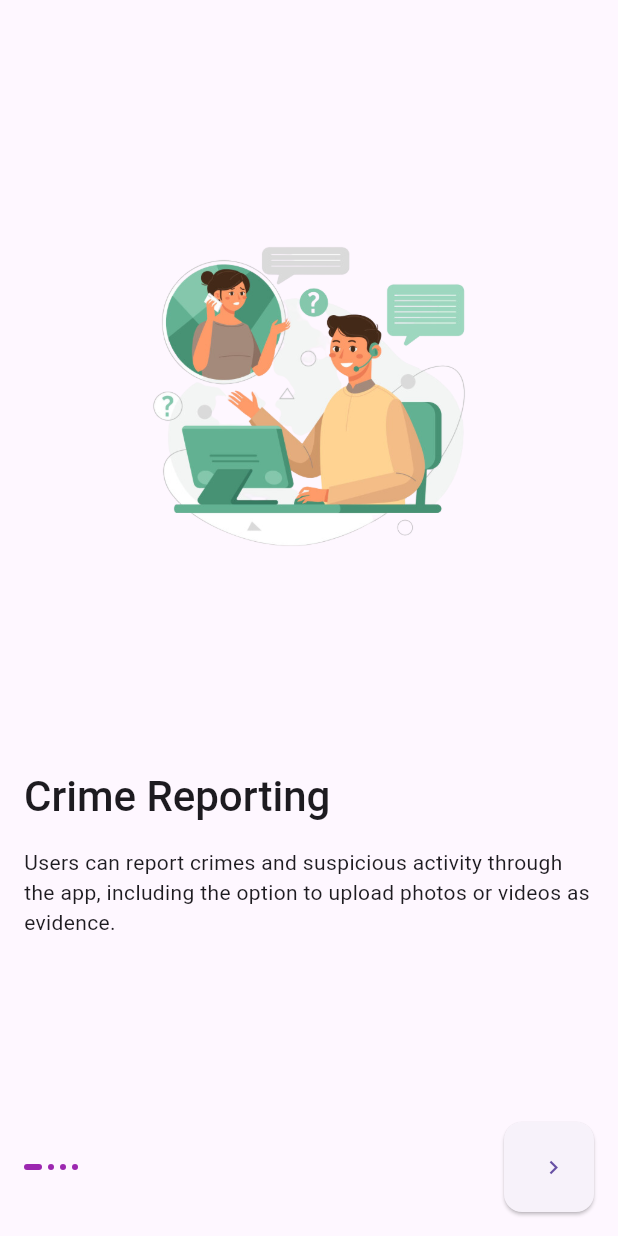
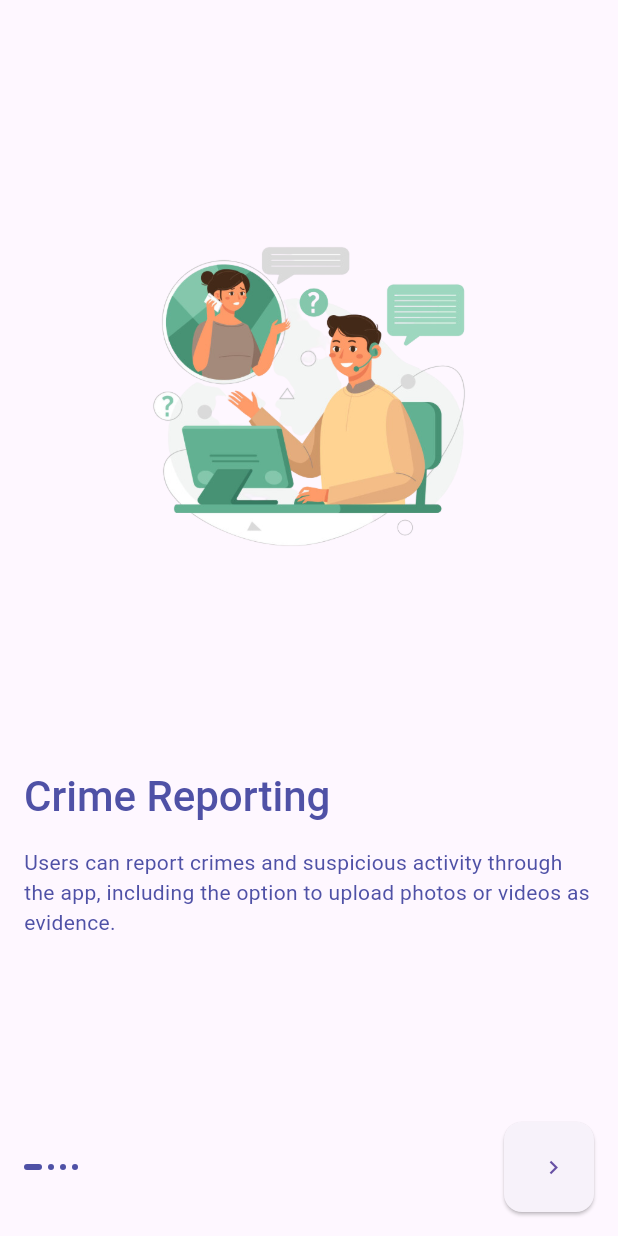
Before and after one commit to The-ARJ/CopOfficial_App, a Flutter app: the screen it shows after launch, on a phone screen of 412 x 824 dp. Run offline on Flutter 3.47's test engine with Material 2 defaults, Android fonts, the phone set to English and light mode, and no system bars; our stand-ins replace google_nav_bar, line_icons, shared_preferences; missing offline and left inert: material_dialogs; project files that could hold a hidden picture were left out.

Commit message:
on board and nav bar improvements

```diff
--- a/lib/screen/navbar.dart
+++ b/lib/screen/navbar.dart
@@ -77,8 +77,8 @@ class _NavScreenState extends State<NavScreen> {
             ),
             boxShadow: const [
               BoxShadow(
-                blurRadius: 25,
-                color: Colors.black45,
+                spreadRadius: 0.1,
+                color: Colors.black12,
               )
             ],
           ),
--- a/lib/screen/onboarding/onboarding.dart
+++ b/lib/screen/onboarding/onboarding.dart
@@ -1,4 +1,6 @@
+import 'package:copofficial_app/app/theme_service.dart';
 import 'package:flutter/material.dart';
+import 'package:provider/provider.dart';
 
 class OnboardingScreen extends StatefulWidget {
   const OnboardingScreen({super.key});
@@ -25,6 +27,7 @@ class _OnboardingScreenState extends State<OnboardingScreen> {
 
   @override
   Widget build(BuildContext context) {
+    final themeProvider = Provider.of<DarkThemeProvider>(context);
     return Scaffold(
       body: SafeArea(
         child: Padding(
@@ -103,12 +106,14 @@ class DotIndicator extends StatelessWidget {
 
   @override
   Widget build(BuildContext context) {
+    final themeProvider = Provider.of<DarkThemeProvider>(context);
+
     return AnimatedContainer(
       height: 4,
       width: isActive ? 12 : 4,
-      decoration: const BoxDecoration(
-        color: Colors.purple,
-        borderRadius: BorderRadius.all(
+      decoration: BoxDecoration(
+        color: themeProvider.darkTheme ? Colors.white : const Color(0xFF4F51A6),
+        borderRadius: const BorderRadius.all(
           Radius.circular(12),
         ),
       ),
@@ -160,6 +165,8 @@ class OnBoardContent extends StatelessWidget {
 
   @override
   Widget build(BuildContext context) {
+    final themeProvider = Provider.of<DarkThemeProvider>(context);
+
     return Column(
       children: [
         const Spacer(),
@@ -172,10 +179,10 @@ class OnBoardContent extends StatelessWidget {
           alignment: Alignment.centerLeft,
           child: Text(
             title,
-            style: Theme.of(context)
-                .textTheme
-                .headlineMedium!
-                .copyWith(fontWeight: FontWeight.w500),
+            style: Theme.of(context).textTheme.headlineMedium!.copyWith(
+                  fontWeight: FontWeight.w500,
+                  color: const Color(0xFF4F51A6),
+                ),
           ),
         ),
         const SizedBox(
@@ -185,6 +192,10 @@ class OnBoardContent extends StatelessWidget {
           alignment: Alignment.centerLeft,
           child: Text(
             description,
+            style: TextStyle(
+                color: themeProvider.darkTheme
+                    ? Colors.white
+                    : const Color(0xFF4F51A6)),
           ),
         ),
         const Spacer()
```
